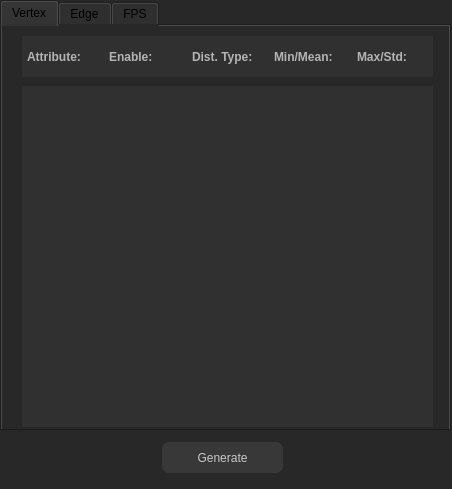
Above: resource/gui/RealTimeDialog.ui from dthung1602/NetworkVisualization before the change. Below: the same form after it.
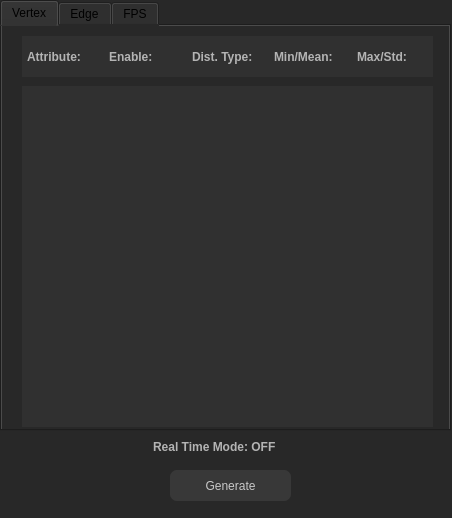
That is the form after the change.

```diff
--- a/resource/gui/RealTimeDialog.ui
+++ b/resource/gui/RealTimeDialog.ui
@@ -7,7 +7,7 @@
     <x>0</x>
     <y>0</y>
     <width>452</width>
-    <height>489</height>
+    <height>518</height>
    </rect>
   </property>
   <property name="windowTitle">
@@ -383,8 +383,8 @@
   <widget class="QPushButton" name="generate_btn">
    <property name="geometry">
     <rect>
-     <x>162</x>
-     <y>442</y>
+     <x>170</x>
+     <y>470</y>
      <width>121</width>
      <height>31</height>
     </rect>
@@ -406,6 +406,32 @@
     <string>Generate</string>
    </property>
   </widget>
+  <widget class="QLabel" name="notiLabel">
+   <property name="geometry">
+    <rect>
+     <x>153</x>
+     <y>437</y>
+     <width>160</width>
+     <height>20</height>
+    </rect>
+   </property>
+   <property name="font">
+    <font>
+     <pointsize>9</pointsize>
+     <weight>75</weight>
+     <bold>true</bold>
+    </font>
+   </property>
+   <property name="styleSheet">
+    <string notr="true">color: rgb(180,180,180);
+
+                            background-color: transparent;
+                        </string>
+   </property>
+   <property name="text">
+    <string>Real Time Mode: OFF</string>
+   </property>
+  </widget>
  </widget>
  <resources/>
  <connections/>
```
